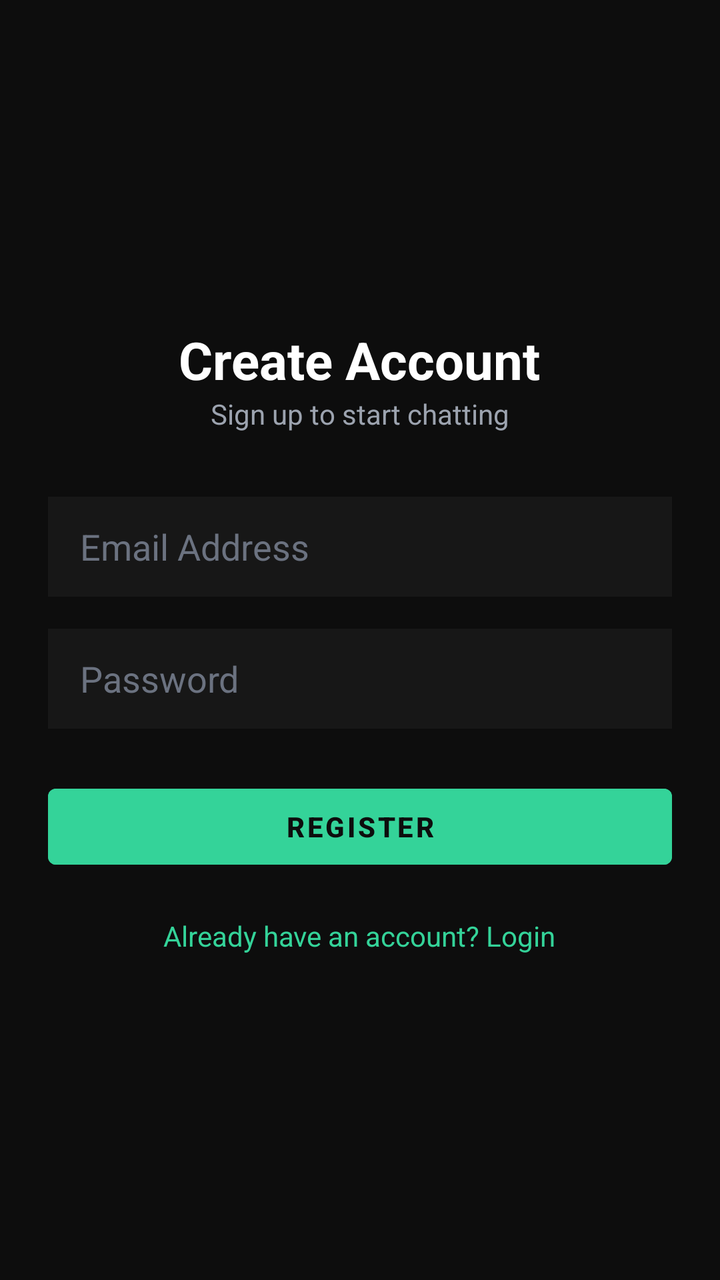
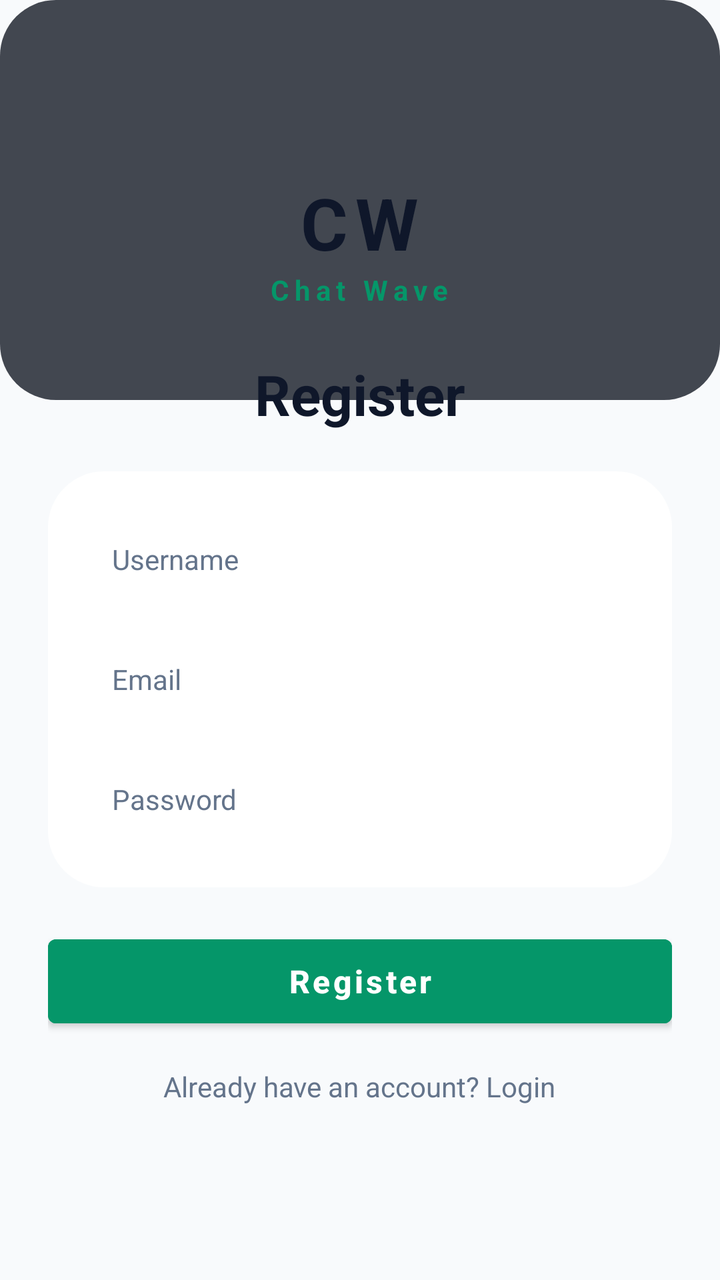

The first picture is an Android layout as it rendered before a commit; the second is the same layout after the commit. The layout source and the unified diff follow.
<!-- AndroidManifest.xml: activity theme Theme.RazorpaySoundbox.NoActionBar -->
<!-- res/layout/activity_register.xml -->
<?xml version="1.0" encoding="utf-8"?>
<LinearLayout xmlns:android="http://schemas.android.com/apk/res/android"
    android:layout_width="match_parent"
    android:layout_height="match_parent"
    android:background="#0D0D0D"
    android:gravity="center"
    android:orientation="vertical"
    android:padding="24dp">

    <TextView
        android:layout_width="wrap_content"
        android:layout_height="wrap_content"
        android:text="Create Account"
        android:textColor="@android:color/white"
        android:textSize="26sp"
        android:textStyle="bold" />

    <TextView
        android:layout_width="wrap_content"
        android:layout_height="wrap_content"
        android:layout_marginBottom="32dp"
        android:text="Sign up to start chatting"
        android:textColor="#9CA3AF"
        android:textSize="14sp" />

    <EditText
        android:id="@+id/etEmail"
        android:layout_width="match_parent"
        android:layout_height="50dp"
        android:layout_marginBottom="16dp"
        android:background="#171717"
        android:hint="Email Address"
        android:inputType="textEmailAddress"
        android:paddingHorizontal="16dp"
        android:textColor="@android:color/white"
        android:textColorHint="#6B7280" />

    <EditText
        android:id="@+id/etPassword"
        android:layout_width="match_parent"
        android:layout_height="50dp"
        android:layout_marginBottom="24dp"
        android:background="#171717"
        android:hint="Password"
        android:inputType="textPassword"
        android:paddingHorizontal="16dp"
        android:textColor="@android:color/white"
        android:textColorHint="#6B7280" />

    <Button
        android:id="@+id/btnLogin"
        android:layout_width="match_parent"
        android:layout_height="50dp"
        android:backgroundTint="#34D399"
        android:text="Register"
        android:textColor="#0D0D0D"
        android:textStyle="bold" />

    <TextView
        android:id="@+id/tvRegisterRedirect"
        android:layout_width="wrap_content"
        android:layout_height="wrap_content"
        android:layout_marginTop="20dp"
        android:text="Already have an account? Login"
        android:textColor="#34D399"
        android:textSize="14sp" />

</LinearLayout>
<!-- resources referenced by this layout -->
<resources>
  <style name="Theme.RazorpaySoundbox.NoActionBar" parent="Theme.MaterialComponents.DayNight.NoActionBar">
          <item name="colorPrimary">@color/primary_accent</item>
          <item name="colorSecondary">@color/accent_blue</item>
          <item name="android:windowBackground">@color/bg_dark</item>
      </style>
  <color name="primary_accent">#059669</color>
  <color name="accent_blue">#2563EB</color>
  <color name="bg_dark">#F8FAFC</color>
</resources>

<!-- the commit's change to res/layout/activity_register.xml (unified diff, before → after) -->
@@ -1,68 +1,128 @@
 <?xml version="1.0" encoding="utf-8"?>
-<LinearLayout xmlns:android="http://schemas.android.com/apk/res/android"
+<RelativeLayout xmlns:android="http://schemas.android.com/apk/res/android"
     android:layout_width="match_parent"
     android:layout_height="match_parent"
-    android:background="#0D0D0D"
-    android:gravity="center"
-    android:orientation="vertical"
-    android:padding="24dp">
+    android:background="@color/bg_dark">
 
-    <TextView
-        android:layout_width="wrap_content"
-        android:layout_height="wrap_content"
-        android:text="Create Account"
-        android:textColor="@android:color/white"
-        android:textSize="26sp"
-        android:textStyle="bold" />
+    
+    <ImageView
+        android:layout_width="match_parent"
+        android:layout_height="200dp"
+        android:scaleType="fitXY"
+        android:src="@drawable/bg_telegram_nav"
+        android:rotation="180"
+        android:alpha="0.8" />
 
-    <TextView
-        android:layout_width="wrap_content"
-        android:layout_height="wrap_content"
-        android:layout_marginBottom="32dp"
-        android:text="Sign up to start chatting"
-        android:textColor="#9CA3AF"
-        android:textSize="14sp" />
+    <LinearLayout
+        android:layout_width="match_parent"
+        android:layout_height="match_parent"
+        android:gravity="center"
+        android:orientation="vertical"
+        android:padding="24dp">
 
-    <EditText
-        android:id="@+id/etEmail"
-        android:layout_width="match_parent"
-        android:layout_height="50dp"
-        android:layout_marginBottom="16dp"
-        android:background="#171717"
-        android:hint="Email Address"
-        android:inputType="textEmailAddress"
-        android:paddingHorizontal="16dp"
-        android:textColor="@android:color/white"
-        android:textColorHint="#6B7280" />
+        
+        <TextView
+            android:layout_width="wrap_content"
+            android:layout_height="wrap_content"
+            android:text="CW"
+            android:textSize="36sp"
+            android:textStyle="bold"
+            android:textColor="@color/text_white"
+            android:letterSpacing="0.1" />
 
-    <EditText
-        android:id="@+id/etPassword"
-        android:layout_width="match_parent"
-        android:layout_height="50dp"
-        android:layout_marginBottom="24dp"
-        android:background="#171717"
-        android:hint="Password"
-        android:inputType="textPassword"
-        android:paddingHorizontal="16dp"
-        android:textColor="@android:color/white"
-        android:textColorHint="#6B7280" />
+        <TextView
+            android:layout_width="wrap_content"
+            android:layout_height="wrap_content"
+            android:layout_marginBottom="24dp"
+            android:text="Chat Wave"
+            android:textSize="14sp"
+            android:textColor="@color/primary_accent"
+            android:textStyle="bold"
+            android:letterSpacing="0.2" />
 
-    <Button
-        android:id="@+id/btnLogin"
-        android:layout_width="match_parent"
-        android:layout_height="50dp"
-        android:backgroundTint="#34D399"
-        android:text="Register"
-        android:textColor="#0D0D0D"
-        android:textStyle="bold" />
+        <TextView
+            android:layout_width="wrap_content"
+            android:layout_height="wrap_content"
+            android:layout_marginBottom="20dp"
+            android:text="Register"
+            android:textColor="@color/text_white"
+            android:textSize="28sp"
+            android:textStyle="bold" />
 
-    <TextView
-        android:id="@+id/tvRegisterRedirect"
-        android:layout_width="wrap_content"
-        android:layout_height="wrap_content"
-        android:layout_marginTop="20dp"
-        android:text="Already have an account? Login"
-        android:textColor="#34D399"
-        android:textSize="14sp" />
+        
+        <LinearLayout
+            android:layout_width="match_parent"
+            android:layout_height="wrap_content"
+            android:background="@drawable/bg_telegram_nav"
+            android:backgroundTint="@color/card_dark"
+            android:orientation="vertical"
+            android:padding="20dp">
 
-</LinearLayout>
+            
+            <EditText
+                android:id="@+id/etUsername"
+                android:layout_width="match_parent"
+                android:layout_height="48dp"
+                android:layout_marginBottom="12dp"
+                android:background="@android:color/transparent"
+                android:hint="Username"
+                android:inputType="textPersonName"
+                android:paddingHorizontal="12dp"
+                android:textColor="@color/text_white"
+                android:textColorHint="@color/text_gray"
+                android:textSize="14sp" />
+
+            
+            <EditText
+                android:id="@+id/etEmail"
+                android:layout_width="match_parent"
+                android:layout_height="48dp"
+                android:layout_marginBottom="12dp"
+                android:background="@android:color/transparent"
+                android:hint="Email"
+                android:inputType="textEmailAddress"
+                android:paddingHorizontal="12dp"
+                android:textColor="@color/text_white"
+                android:textColorHint="@color/text_gray"
+                android:textSize="14sp" />
+
+            
+            <EditText
+                android:id="@+id/etPassword"
+                android:layout_width="match_parent"
+                android:layout_height="48dp"
+                android:background="@android:color/transparent"
+                android:hint="Password"
+                android:inputType="textPassword"
+                android:paddingHorizontal="12dp"
+                android:textColor="@color/text_white"
+                android:textColorHint="@color/text_gray"
+                android:textSize="14sp" />
+        </LinearLayout>
+
+        
+        <Button
+            android:id="@+id/btnRegister"
+            android:layout_width="match_parent"
+            android:layout_height="54dp"
+            android:layout_marginTop="20dp"
+            android:backgroundTint="@color/primary_accent"
+            android:text="Register"
+            android:textColor="@android:color/white"
+            android:textSize="16sp"
+            android:textStyle="bold"
+            android:textAllCaps="false" />
+
+        
+        <TextView
+            android:id="@+id/tvGoToLogin"
+            android:layout_width="wrap_content"
+            android:layout_height="wrap_content"
+            android:layout_marginTop="16dp"
+            android:text="Already have an account? Login"
+            android:textColor="@color/text_gray"
+            android:textSize="14sp" />
+
+    </LinearLayout>
+
+</RelativeLayout>
<!-- resource entries referenced after the edit -->
@@ -6,7 +6,17 @@
           <item name="android:windowBackground">@color/bg_dark</item>
       </style>
   <color name="primary_accent">#059669</color>
+  <color name="text_gray">#64748B</color>
+  <color name="text_white">#0F172A</color>
+  <!-- drawable bg_telegram_nav (drawable) -->
+  <?xml version="1.0" encoding="utf-8"?>
+  <shape xmlns:android="http://schemas.android.com/apk/res/android"
+      android:shape="rectangle">
+      <solid android:color="#161B26"/> 
+      <corners android:radius="28dp"/>
+  </shape>
   <color name="accent_blue">#2563EB</color>
   <color name="bg_dark">#F8FAFC</color>
+  <color name="card_dark">#FFFFFF</color>
 </resources>
 
